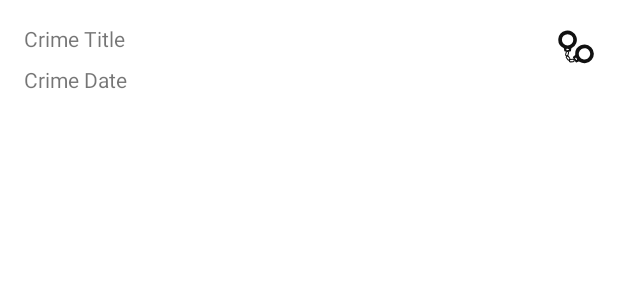
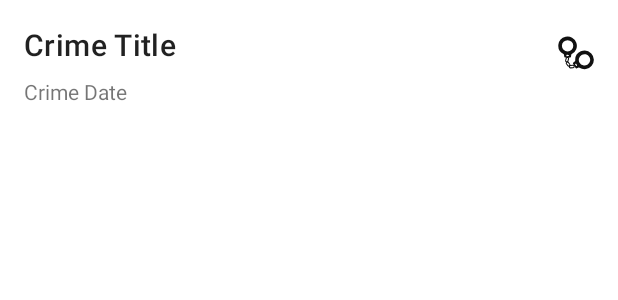
Before and after one commit to amora7741/CS4750-CriminalIntent, an Android app: the layout list_item_crime.xml on its own in the app's theme, with its tools: preview values and no code run, on a phone screen of 412 x 824 dp. Shown: the top 300 px of the screen. Run offline under Robolectric (Android 15) with nearby library versions, the phone set to English and light mode, and no system bars.

Commit message:
Show handcuffs only if crime is solved, adjust title appearance

```diff
--- a/app/src/main/res/layout/list_item_crime.xml
+++ b/app/src/main/res/layout/list_item_crime.xml
@@ -14,7 +14,8 @@
         android:layout_marginTop="16dp"
         android:layout_marginEnd="8dp"
         android:text="Crime Title"
-        app:layout_constraintEnd_toStartOf="@+id/imageView"
+        android:textAppearance="?attr/textAppearanceHeadline6"
+        app:layout_constraintEnd_toStartOf="@+id/crime_solved"
         app:layout_constraintStart_toStartOf="parent"
         app:layout_constraintTop_toTopOf="parent" />
 
@@ -26,12 +27,12 @@
         android:layout_marginTop="8dp"
         android:layout_marginEnd="8dp"
         android:text="Crime Date"
-        app:layout_constraintEnd_toStartOf="@+id/imageView"
+        app:layout_constraintEnd_toStartOf="@+id/crime_solved"
         app:layout_constraintStart_toStartOf="parent"
         app:layout_constraintTop_toBottomOf="@+id/crime_title" />
 
     <ImageView
-        android:id="@+id/imageView"
+        android:id="@+id/crime_solved"
         android:layout_width="wrap_content"
         android:layout_height="wrap_content"
         android:layout_marginEnd="16dp"
```
Also changed, not shown: app/src/main/java/com/bignerdranch/android/criminalintent/CrimeListAdapter.kt (+8 -0 lines).
